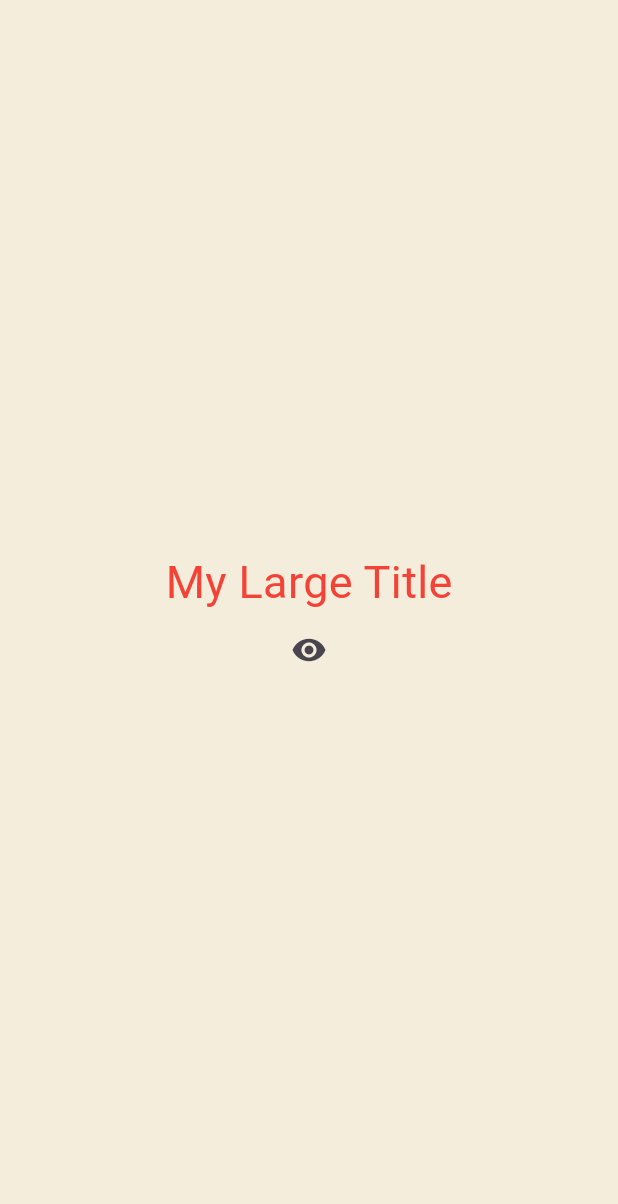
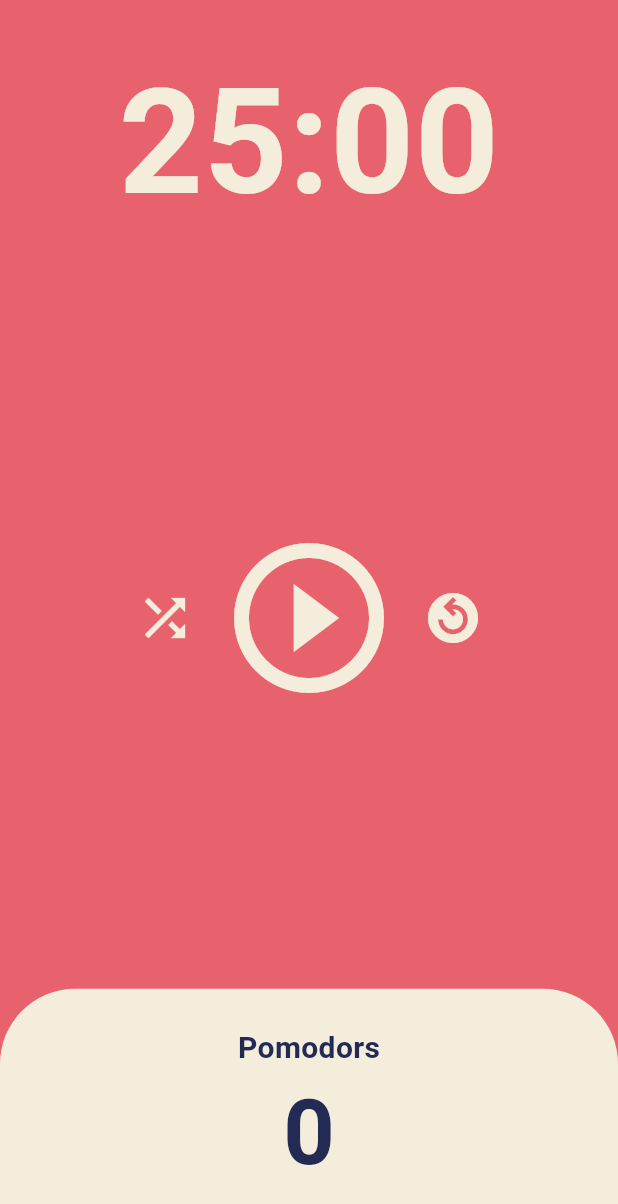
Before and after one commit to AlpacaMale/flutter-webtoon, a Flutter app: the screen it shows after launch, on a phone screen of 412 x 824 dp. Shown: the top 1204 px of the screen. Run offline on Flutter 3.47's test engine with Material 3 defaults, Android fonts, the phone set to English and light mode, and no system bars.

Commit message:
Pomodoro Timer

```diff
--- a/lib/main.dart
+++ b/lib/main.dart
@@ -1,85 +1,26 @@
 import 'package:flutter/material.dart';
+import 'package:webtoon/screens/home_screen.dart';
 
 void main() {
   runApp(const App());
 }
 
-class App extends StatefulWidget {
+class App extends StatelessWidget {
   const App({super.key});
-
-  @override
-  State<App> createState() => _AppState();
-}
-
-class _AppState extends State<App> {
-  bool showTitle = true;
-
-  void toggleTitle() {
-    setState(() {
-      showTitle = !showTitle;
-    });
-  }
 
   @override
   Widget build(BuildContext context) {
     return MaterialApp(
       theme: ThemeData(
+        colorScheme: const ColorScheme.light(surface: Color(0xFFE7626C)),
         textTheme: const TextTheme(
-          titleLarge: TextStyle(
-            color: Colors.red,
+          headlineLarge: TextStyle(
+            color: Color(0xFF232B55),
           ),
         ),
+        cardColor: const Color(0xFFF4EDDB),
       ),
-      home: Scaffold(
-        backgroundColor: const Color(0xFFF4EDDB),
-        body: Center(
-          child: Column(
-            mainAxisAlignment: MainAxisAlignment.center,
-            children: [
-              showTitle ? const MyLargeTitle() : const Text('noting'),
-              IconButton(
-                onPressed: toggleTitle,
-                icon: const Icon(Icons.remove_red_eye),
-              ),
-            ],
-          ),
-        ),
-      ),
+      home: const HomeScreen(),
     );
   }
 }
-
-class MyLargeTitle extends StatefulWidget {
-  const MyLargeTitle({
-    super.key,
-  });
-
-  @override
-  State<MyLargeTitle> createState() => _MyLargeTitleState();
-}
-
-class _MyLargeTitleState extends State<MyLargeTitle> {
-  @override
-  void initState() {
-    super.initState();
-    print('initState!');
-  }
-
-  @override
-  void dispose() {
-    super.dispose();
-    print('dispose!');
-  }
-
-  @override
-  Widget build(BuildContext context) {
-    print('build!');
-    return Text(
-      "My Large Title",
-      style: TextStyle(
-        fontSize: 30,
-        color: Theme.of(context).textTheme.titleLarge?.color,
-      ),
-    );
-  }
-}
--- /dev/null
+++ b/lib/screens/home_screen.dart
@@ -0,0 +1,164 @@
+import 'package:flutter/material.dart';
+import 'dart:async';
+
+class HomeScreen extends StatefulWidget {
+  const HomeScreen({super.key});
+
+  @override
+  State<HomeScreen> createState() => _HomeScreenState();
+}
+
+class _HomeScreenState extends State<HomeScreen> {
+  static const twentyFiveMinutes = 1500;
+  int totalSeconds = twentyFiveMinutes;
+  bool isRunning = false;
+  int totalPomodoros = 0;
+  late Timer timer;
+
+  void onTick(Timer timer) {
+    if (totalSeconds == 0) {
+      setState(() {
+        totalPomodoros = totalPomodoros + 1;
+        totalSeconds = twentyFiveMinutes;
+        isRunning = false;
+      });
+      timer.cancel();
+    } else {
+      setState(() {
+        totalSeconds = totalSeconds - 1;
+      });
+    }
+  }
+
+  void onStartPressed() {
+    timer = Timer.periodic(const Duration(seconds: 1), onTick);
+    setState(() {
+      isRunning = true;
+    });
+  }
+
+  void onPausePressed() {
+    timer.cancel();
+    setState(() {
+      isRunning = false;
+    });
+  }
+
+  void onResetPressed() {
+    timer.cancel();
+    setState(() {
+      isRunning = false;
+      totalPomodoros = totalPomodoros + 1;
+      totalSeconds = twentyFiveMinutes;
+    });
+  }
+
+  String format(int seconds) {
+    var duration = Duration(seconds: seconds);
+    return duration.toString().split(".").first.substring(2, 7);
+  }
+
+  @override
+  Widget build(BuildContext context) {
+    return Scaffold(
+      backgroundColor: Theme.of(context).colorScheme.surface,
+      body: Column(
+        children: [
+          Flexible(
+            flex: 1,
+            child: Container(
+              alignment: Alignment.bottomCenter,
+              child: Text(
+                format(totalSeconds),
+                style: TextStyle(
+                  color: Theme.of(context).cardColor,
+                  fontSize: 98,
+                  fontWeight: FontWeight.w600,
+                ),
+              ),
+            ),
+          ),
+          Flexible(
+            flex: 3,
+            child: Center(
+              child: Row(
+                mainAxisAlignment: MainAxisAlignment.center,
+                children: [
+                  IconButton(
+                    iconSize: 40,
+                    color: Theme.of(context).cardColor,
+                    onPressed: () {},
+                    icon: const Icon(
+                      Icons.shuffle,
+                    ),
+                  ),
+                  IconButton(
+                    iconSize: 120,
+                    color: Theme.of(context).cardColor,
+                    onPressed: isRunning ? onPausePressed : onStartPressed,
+                    icon: Icon(
+                      isRunning
+                          ? Icons.pause_circle_outline
+                          : Icons.play_circle_outline,
+                    ),
+                  ),
+                  IconButton(
+                    iconSize: 40,
+                    color: Theme.of(context).cardColor,
+                    onPressed: onResetPressed,
+                    icon: const Icon(
+                      Icons.replay_circle_filled_outlined,
+                    ),
+                  ),
+                ],
+              ),
+            ),
+          ),
+          Flexible(
+            flex: 1,
+            child: Row(
+              children: [
+                Expanded(
+                  child: Container(
+                    decoration: BoxDecoration(
+                      color: Theme.of(context).cardColor,
+                      borderRadius: const BorderRadius.only(
+                        topLeft: Radius.circular(50),
+                        topRight: Radius.circular(50),
+                      ),
+                    ),
+                    child: Column(
+                      mainAxisAlignment: MainAxisAlignment.center,
+                      children: [
+                        Text(
+                          'Pomodors',
+                          style: TextStyle(
+                              fontSize: 20,
+                              fontWeight: FontWeight.w600,
+                              color: Theme.of(context)
+                                  .textTheme
+                                  .headlineLarge
+                                  ?.color),
+                        ),
+                        Text(
+                          '$totalPomodoros',
+                          style: TextStyle(
+                              fontSize: 60,
+                              fontWeight: FontWeight.w600,
+                              color: Theme.of(context)
+                                  .textTheme
+                                  .headlineLarge
+                                  ?.color),
+                        ),
+                      ],
+                    ),
+                  ),
+                ),
+              ],
+            ),
+          ),
+        ],
+      ),
+    );
+  }
+}
```
